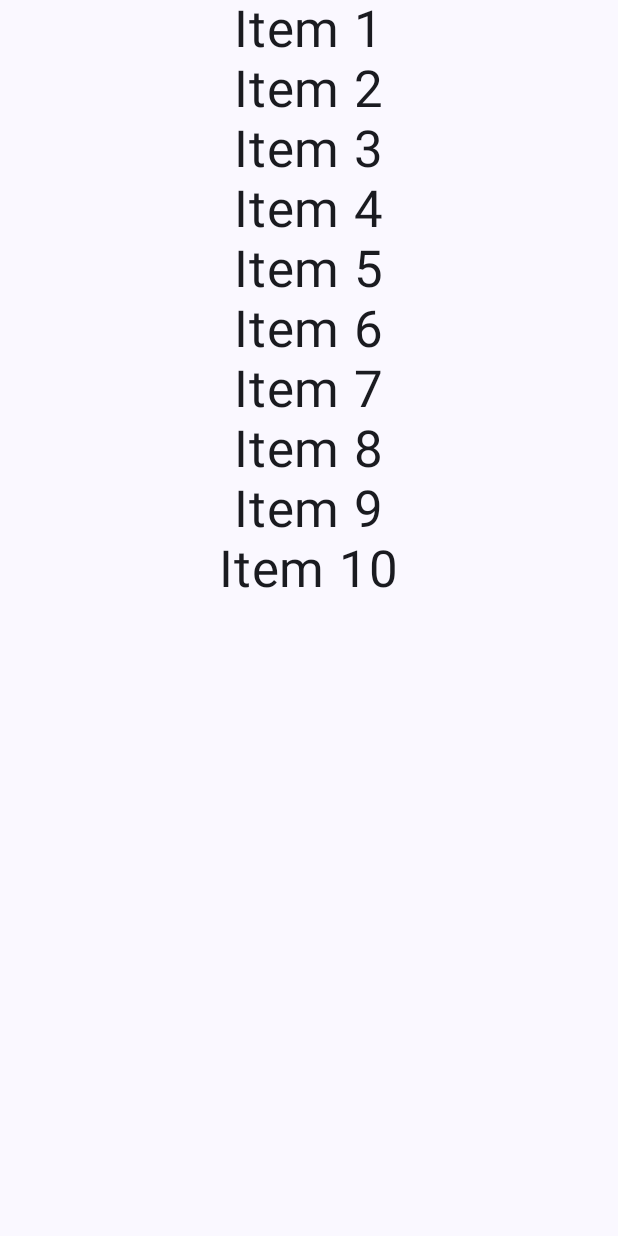
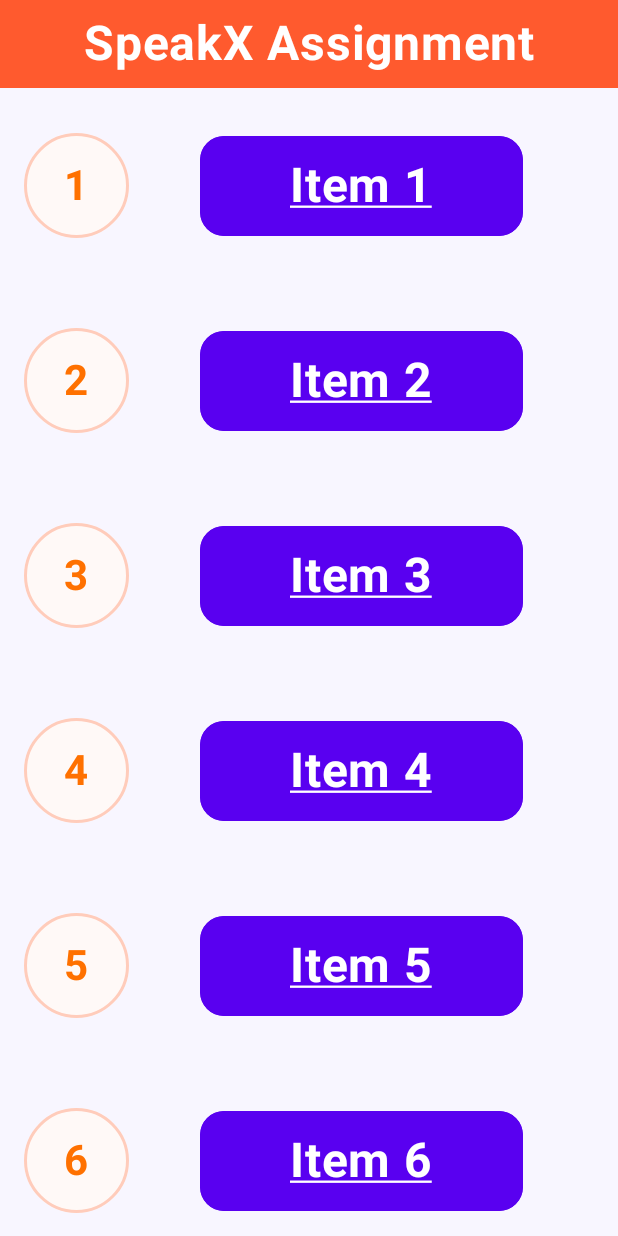
Before and after one commit to SOUMEN-PAL/SpeakXAssignment, an Android app built with Jetpack Compose: the screen it shows after launch (MainActivity), on a phone screen of 412 x 824 dp. Run offline under Robolectric (Android 15) with nearby library versions, the phone set to English and light mode, and no system bars; our stand-ins replace paging.

Commit message:
added UI

```diff
--- a/app/src/main/java/com/example/speakxassignment/presentation/HomeScreen.kt
+++ b/app/src/main/java/com/example/speakxassignment/presentation/HomeScreen.kt
@@ -1,79 +1,94 @@
 package com.example.speakxassignment.presentation
 
+import androidx.compose.foundation.background
+import androidx.compose.foundation.isSystemInDarkTheme
 import androidx.compose.foundation.layout.Arrangement
 import androidx.compose.foundation.layout.Column
-import androidx.compose.foundation.layout.Row
 import androidx.compose.foundation.layout.fillMaxSize
 import androidx.compose.foundation.layout.fillMaxWidth
+import androidx.compose.foundation.layout.padding
 import androidx.compose.foundation.lazy.LazyColumn
 import androidx.compose.material3.CircularProgressIndicator
-import androidx.compose.material3.Text
+import androidx.compose.material3.MaterialTheme
+import androidx.compose.material3.Scaffold
 import androidx.compose.runtime.Composable
-import androidx.compose.runtime.LaunchedEffect
 import androidx.compose.runtime.collectAsState
 import androidx.compose.ui.Alignment
 import androidx.compose.ui.Modifier
-import androidx.compose.ui.unit.sp
+import androidx.compose.ui.graphics.Color
+import androidx.compose.ui.res.colorResource
 import androidx.paging.compose.collectAsLazyPagingItems
-import com.example.speakxassignment.data.model.Item
+import androidx.paging.compose.itemKey
+import com.example.speakxassignment.R
 import com.example.speakxassignment.presentation.viewmodels.ItemViewModel
 import com.example.speakxassignment.utils.ItemsState
 
 @Composable
-fun HomeScreen(modifier: Modifier = Modifier , viewModel: ItemViewModel) {
+fun HomeScreen(modifier: Modifier = Modifier, viewModel: ItemViewModel) {
 
     val itemState = viewModel.itemListState.collectAsState()
+    val isDarkTheme = isSystemInDarkTheme()
 
+    Scaffold(
+        modifier = Modifier
+            .fillMaxSize(),
+        topBar = {
+            Column(
+                modifier = Modifier.background(color = colorResource(R.color.appcolor))
+            ) {
+                TypewriterText(
+                    text = "SpeakX Assignment"
+                )
+            }
+        },
+        containerColor = if(isDarkTheme) colorResource(R.color.darkBAck) else colorResource(R.color.lightBack)
 
-
-
+    ) { it ->
         Column(
-        modifier = Modifier.fillMaxSize(),
+            modifier = Modifier
+                .fillMaxSize()
+                .padding(it),
             verticalArrangement = Arrangement.Top,
             horizontalAlignment = Alignment.CenterHorizontally
         ) {
 
-        when(itemState.value){
+            when (itemState.value) {
                 is ItemsState.Error -> {
 
                 }
+
                 is ItemsState.Loading -> {
                     CircularProgressIndicator()
                 }
+
                 is ItemsState.Success -> {
-                val items = (itemState.value as ItemsState.Success).data.collectAsLazyPagingItems()
+                    val items =
+                        (itemState.value as ItemsState.Success).data.collectAsLazyPagingItems()
                     LazyColumn(
-                    verticalArrangement = Arrangement.Center,
-                    horizontalAlignment = Alignment.CenterHorizontally,
                         modifier = Modifier.fillMaxWidth()
-                ){
+                    ) {
 
-                    items(items.itemCount){index->
+                        items(
+                            count = items.itemCount ,
+                            key = items.itemKey { item -> item.id }
+                        ) { index ->
                             val item = items[index]
 
-                        if(item != null){
+                            if (item != null) {
                                 ItemInfo(item)
                             }
 
                         }
+
+
 
                     }
                 }
             }
 
 
+        }
+    }
+
 
 }
-
-}
-
-@Composable
-fun ItemInfo(data: Item){
-    Row(
-        modifier = Modifier.fillMaxWidth(),
-        horizontalArrangement = Arrangement.Center,
-        verticalAlignment = Alignment.CenterVertically
-    ) {
-        Text(text = data.title , fontSize = 34.sp)
-    }
-}
--- /dev/null
+++ b/app/src/main/java/com/example/speakxassignment/presentation/ItemInfo.kt
@@ -0,0 +1,106 @@
+package com.example.speakxassignment.presentation
+
+
+import android.content.res.Configuration
+import androidx.compose.foundation.background
+import androidx.compose.foundation.border
+import androidx.compose.foundation.isSystemInDarkTheme
+import androidx.compose.foundation.layout.Arrangement
+import androidx.compose.foundation.layout.Box
+import androidx.compose.foundation.layout.Row
+import androidx.compose.foundation.layout.Spacer
+import androidx.compose.foundation.layout.fillMaxWidth
+import androidx.compose.foundation.layout.height
+import androidx.compose.foundation.layout.padding
+import androidx.compose.foundation.layout.size
+import androidx.compose.foundation.layout.width
+import androidx.compose.foundation.shape.CircleShape
+import androidx.compose.foundation.shape.RoundedCornerShape
+import androidx.compose.material3.Text
+
+import androidx.compose.runtime.Composable
+import androidx.compose.ui.Alignment
+import androidx.compose.ui.Modifier
+import androidx.compose.ui.draw.clip
+import androidx.compose.ui.draw.drawBehind
+import androidx.compose.ui.graphics.Brush
+import androidx.compose.ui.graphics.Color
+import androidx.compose.ui.platform.LocalConfiguration
+import androidx.compose.ui.res.colorResource
+import androidx.compose.ui.text.font.FontWeight
+import androidx.compose.ui.text.style.TextDecoration
+
+
+import androidx.compose.ui.unit.dp
+import androidx.compose.ui.unit.sp
+import com.example.speakxassignment.R
+import com.example.speakxassignment.data.model.Item
+
+@Composable
+fun ItemInfo(data: Item) {
+
+    val configuration = LocalConfiguration.current
+    val isLandscape = configuration.orientation == Configuration.ORIENTATION_LANDSCAPE
+    val isDarkTheme = isSystemInDarkTheme()
+
+    Row(
+        modifier = Modifier
+            .fillMaxWidth()
+            .height(130.dp)
+            .padding(16.dp),
+        horizontalArrangement = Arrangement.Start,
+        verticalAlignment = Alignment.CenterVertically
+    ) {
+        Box(
+            modifier = Modifier
+                .size(70.dp)
+                .border(
+                    width = 2.dp,
+                    color = colorResource(R.color.shapeColorBorder),
+                    shape = CircleShape
+                )
+                .clip(CircleShape)
+                .background(color = colorResource(R.color.shapeColor)),
+            contentAlignment = Alignment.Center
+        ) {
+            Text(
+                text = data.id.toString(),
+                fontSize = 28.sp,
+                color = colorResource(R.color.idColor),
+                fontWeight = FontWeight.Bold
+            )
+        }
+
+        Row(
+            modifier = Modifier
+                .fillMaxWidth(),
+            horizontalArrangement = Arrangement.Center,
+            verticalAlignment = Alignment.CenterVertically
+        ) {
+            Box(
+                modifier = Modifier
+                    .clip(RoundedCornerShape(16.dp))
+                    .border(
+                        width = 1.dp,
+                        color = if (!isDarkTheme) colorResource(R.color.itemColor) else colorResource(
+                            R.color.itemBOrder
+                        ),
+                        shape = RoundedCornerShape(16.dp)
+                    )
+                    .background(colorResource(R.color.itemColor))
+                    .padding(vertical = 14.dp, horizontal = if (isLandscape) 180.dp else 60.dp),
+                contentAlignment = Alignment.Center
+            ) {
+                Text(
+                    modifier = Modifier,
+                    text = data.title,
+                    fontSize = 32.sp,
+                    fontWeight = FontWeight.Bold,
+                    color = Color.White,
+                    textDecoration = TextDecoration.Underline
+                )
+            }
+        }
+
+    }
+}
--- /dev/null
+++ b/app/src/main/java/com/example/speakxassignment/presentation/TypewriterText.kt
@@ -0,0 +1,73 @@
+package com.example.speakxassignment.presentation
+
+import androidx.compose.animation.core.Animatable
+import androidx.compose.animation.core.animateTo
+import androidx.compose.animation.core.tween
+import androidx.compose.foundation.isSystemInDarkTheme
+import androidx.compose.foundation.layout.Arrangement
+import androidx.compose.foundation.layout.Column
+import androidx.compose.foundation.layout.WindowInsets
+import androidx.compose.foundation.layout.fillMaxWidth
+import androidx.compose.foundation.layout.padding
+import androidx.compose.foundation.layout.statusBars
+import androidx.compose.foundation.layout.windowInsetsPadding
+import androidx.compose.material3.Text
+import androidx.compose.runtime.Composable
+import androidx.compose.runtime.LaunchedEffect
+import androidx.compose.runtime.getValue
+import androidx.compose.runtime.mutableStateOf
+import androidx.compose.runtime.remember
+import androidx.compose.runtime.setValue
+import androidx.compose.ui.Alignment
+import androidx.compose.ui.Modifier
+import androidx.compose.ui.draw.alpha
+import androidx.compose.ui.graphics.Color
+import androidx.compose.ui.text.TextStyle
+import androidx.compose.ui.text.font.FontWeight
+import androidx.compose.ui.text.style.TextAlign
+import androidx.compose.ui.unit.dp
+import androidx.compose.ui.unit.sp
+import kotlinx.coroutines.delay
+
+@Composable
+fun TypewriterText(
+    text: String,
+    modifier: Modifier = Modifier,
+    textAlign: TextAlign = TextAlign.Start,
+    delayBetweenCharacters: Long = 100L
+) {
+    var currentText by remember { mutableStateOf("") }
+    var isVisible by remember { mutableStateOf(false) }
+    val alpha = remember { Animatable(0f) }
+
+    LaunchedEffect(key1 = text) {
+        alpha.animateTo(
+            targetValue = 1f,
+            animationSpec = tween(durationMillis = 500)
+        )
+        text.forEachIndexed { index, _ ->
+            currentText = text.substring(0, index + 1)
+            delay(delayBetweenCharacters)
+        }
+        isVisible = true
+    }
+
+    Column(
+        modifier = Modifier
+            .fillMaxWidth()
+            .windowInsetsPadding(WindowInsets.statusBars),
+        verticalArrangement = Arrangement.Center,
+        horizontalAlignment = Alignment.CenterHorizontally
+    ) {
+        Text(
+            text = currentText,
+            modifier = modifier
+                .alpha(alpha.value)
+                .padding(vertical = 10.dp),
+            textAlign = textAlign,
+            fontSize = 32.sp,
+            fontWeight = FontWeight.Bold,
+            color = Color.White
+        )
+    }
+}
--- a/app/src/main/res/values/colors.xml
+++ b/app/src/main/res/values/colors.xml
@@ -7,4 +7,12 @@
     <color name="teal_700">#FF018786</color>
     <color name="black">#FF000000</color>
     <color name="white">#FFFFFFFF</color>
+    <color name="appcolor">#FFFF5A2E</color>
+    <color name="darkBAck">#FF100E0E</color>
+    <color name="lightBack">#FFF8F6FF</color>
+    <color name="shapeColor">#FFFFF9F7</color>
+    <color name="shapeColorBorder">#FFFFCCBB</color>
+    <color name="itemColor">#FF5900F0</color>
+    <color name="idColor">#FFFF7100</color>
+    <color name="itemBOrder">#FF00B3FF</color>
 </resources>
```
Lines whose indentation alone changed are shown as unchanged.
